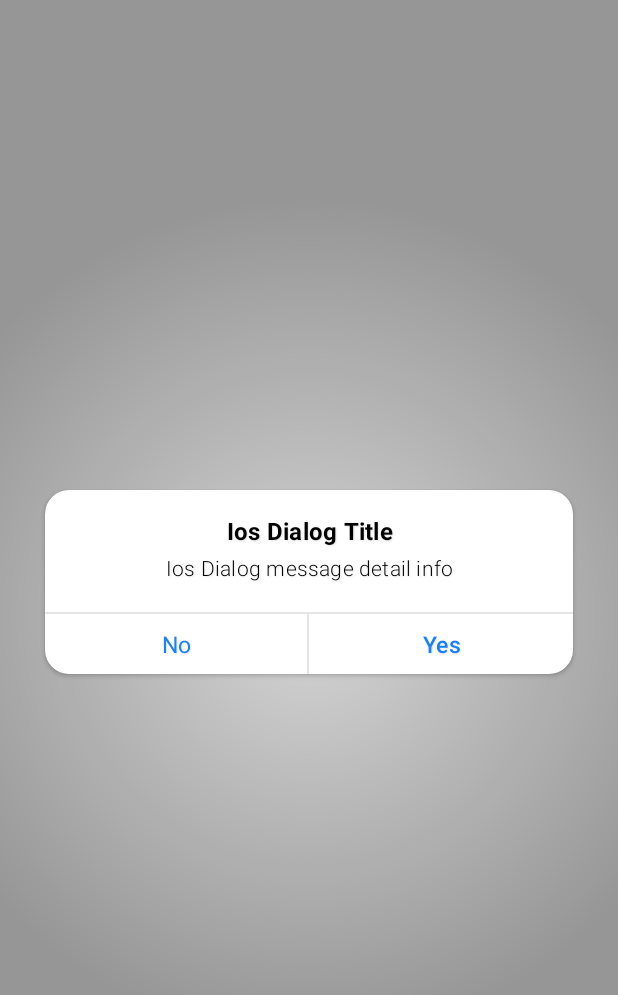
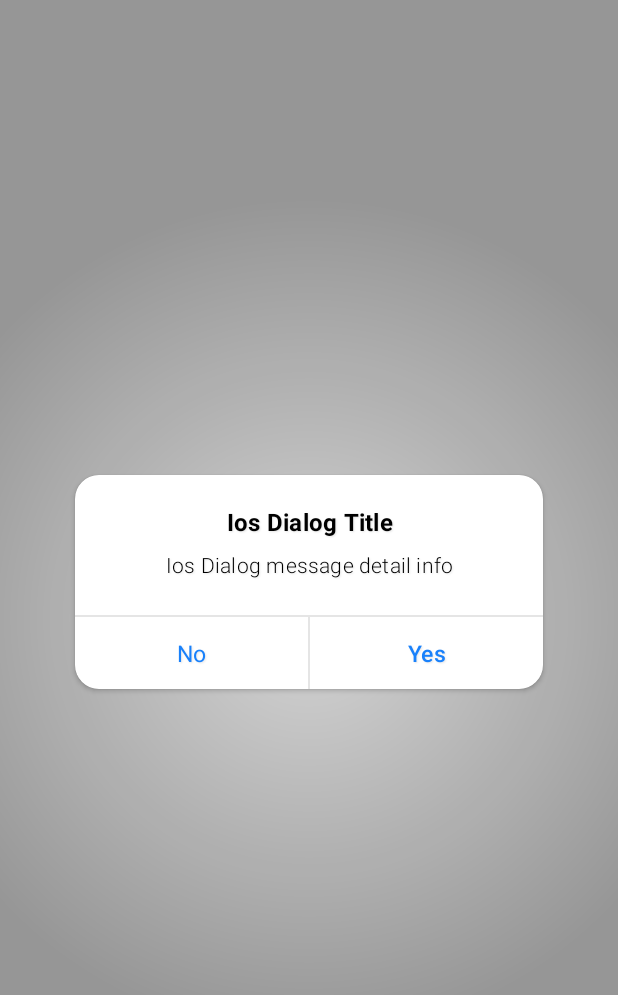
Before and after one commit to varunjohn/iOSDialogs4Android, an Android app: the layout activity_iosdialog.xml on its own in the app's theme, with its tools: preview values and no code run, on a phone screen of 412 x 824 dp. Shown: the top 995 px of the screen. Run offline under Robolectric (Android 15) with nearby library versions, the phone set to English and light mode, and no system bars.

```diff
--- a/app/src/main/res/values/strings.xml
+++ b/app/src/main/res/values/strings.xml
@@ -1,5 +1,5 @@
 <resources>
     <string name="app_name">DialogIOS</string>
-    <string name="google_info">"Google LLC is an American multinational technology company that specializes in Internet-related services and products, which include online advertising technologies, search engine, cloud computing, software, and hardware.\n\nGoogle was founded in 1998 by Larry Page and Sergey Brin while they were Ph.D. students at Stanford University, California. Together, they own about 14 percent of its shares and control 56 percent of the stockholder voting power through supervoting stock. They incorporated Google as a privately held company on September 4, 1998.\n\nAn initial public offering (IPO) took place on August 19, 2004, and Google moved to its new headquarters in Mountain View, California, nicknamed the Googleplex. In August 2015, Google announced plans to reorganize its various interests as a conglomerate called Alphabet Inc. Google, Alphabet's leading subsidiary, will continue to be the umbrella company for Alphabet's Internet interests. Upon completion of the restructure, Sundar Pichai was appointed CEO of Google, replacing Larry Page, who became the CEO of Alphabet."</string>
+    <string name="description">"Android is a mobile operating system based on a modified version of the Linux kernel and other open source software, designed primarily for touchscreen mobile devices such as smartphones and tablets. \n\nAndroid is developed by a consortium of developers known as the Open Handset Alliance, with the main contributor and commercial marketer being Google. \n\nInitially developed by Android Inc., which Google bought in 2005, Android was unveiled in 2007, with the first commercial Android device launched in September 2008. The current stable version is Android 10, released on September 3, 2019. The core Android source code is known as Android Open Source Project (AOSP), which is primarily licensed under the Apache License. This has allowed variants of Android to be developed on a range of other electronics, such as game consoles, digital cameras, PCs and others, each with a specialized user interface. Some well known derivatives include Android TV for televisions and Wear OS for wearables, both developed by Google."</string>
     <string name="dialog_message">An Android library for iOS like dialogs. You\'ll get a lot options to customize. Would you like to use it?</string>
 </resources>
--- a/iosdialogs4android/build.gradle
+++ b/iosdialogs4android/build.gradle
@@ -51,6 +51,11 @@ dependencies {
     implementation 'com.android.support:design:27.1.1'
     implementation 'com.android.support:cardview-v7:27.1.1'
     implementation 'com.android.support.constraint:constraint-layout:1.1.2'
+
+//    implementation 'androidx.appcompat:appcompat:1.1.0'
+//    implementation 'androidx.cardview:cardview:1.0.0'
+//    implementation 'androidx.constraintlayout:constraintlayout:1.1.3'
+//    implementation 'androidx.recyclerview:recyclerview:1.1.0'
 }
 
 apply from: 'https://raw.githubusercontent.com/nuuneoi/JCenter/master/installv1.gradle'
--- a/iosdialogs4android/src/main/AndroidManifest.xml
+++ b/iosdialogs4android/src/main/AndroidManifest.xml
@@ -3,8 +3,8 @@
 
     <application>
         <activity
-            android:name=".IOSDialogActivity"
-            android:launchMode="singleInstance"
+            android:name=".IOSDialogView"
+            android:launchMode="singleTop"
             android:theme="@style/AppThemeIosDialog"></activity>
     </application>
 
--- a/iosdialogs4android/src/main/res/drawable/ios_dialog.xml
+++ b/iosdialogs4android/src/main/res/drawable/ios_dialog.xml
@@ -1,10 +1,5 @@
 <?xml version="1.0" encoding="utf-8"?>
 <shape xmlns:android="http://schemas.android.com/apk/res/android">
-    <!--<gradient-->
-    <!--android:endColor="#20000000"-->
-    <!--android:gradientRadius="280dp"-->
-    <!--android:startColor="#05000000"-->
-    <!--android:type="radial" />-->
     <gradient
         android:endColor="#20FFFFFF"
         android:gradientRadius="280dp"
--- a/iosdialogs4android/src/main/res/layout/activity_iosdialog.xml
+++ b/iosdialogs4android/src/main/res/layout/activity_iosdialog.xml
@@ -1,12 +1,12 @@
 <?xml version="1.0" encoding="utf-8"?>
-<android.support.constraint.ConstraintLayout xmlns:android="http://schemas.android.com/apk/res/android"
+<FrameLayout xmlns:android="http://schemas.android.com/apk/res/android"
     xmlns:app="http://schemas.android.com/apk/res-auto"
     xmlns:tools="http://schemas.android.com/tools"
     android:id="@+id/layoutContent"
     android:layout_width="match_parent"
     android:layout_height="match_parent"
     android:background="@drawable/ios_dialog_bg"
-    tools:context=".IOSDialogActivity">
+    tools:context=".IOSDialogView">
 
     <LinearLayout
         android:layout_width="match_parent"
@@ -22,7 +22,7 @@
             style="@style/CardViewMembershipDialog"
             android:layout_width="match_parent"
             android:layout_height="wrap_content"
-            android:layout_margin="28dp"
+            android:layout_margin="48dp"
             android:clickable="true"
             android:orientation="vertical"
             app:cardBackgroundColor="@android:color/white">
@@ -36,21 +36,23 @@
 
                 <LinearLayout
                     android:layout_width="match_parent"
-                    android:layout_height="wrap_content"
-                    android:layout_marginLeft="4dp"
-                    android:layout_marginRight="4dp"
+                    android:layout_height="0dp"
+                    android:layout_weight="1"
                     android:orientation="vertical"
-                    android:padding="16dp">
+                    android:paddingTop="20dp">
 
                     <TextView
                         android:id="@+id/textViewTitle"
                         android:layout_width="match_parent"
                         android:layout_height="wrap_content"
+                        android:layout_marginBottom="8dp"
                         android:ellipsize="end"
                         android:fontFamily="sans-serif"
                         android:gravity="center"
                         android:letterSpacing="@dimen/text_medium_letter_spacing"
                         android:lineSpacingExtra="@dimen/line_spacing_extra_title"
+                        android:paddingLeft="20dp"
+                        android:paddingRight="20dp"
                         android:shadowColor="@color/text_shadow"
                         android:shadowDx="1"
                         android:shadowDy="1"
@@ -60,17 +62,23 @@
                         android:textStyle="bold"
                         tools:text="Ios Dialog Title" />
 
+                    <ScrollView
+                        android:layout_width="match_parent"
+                        android:layout_height="wrap_content"
+                        android:scrollbars="vertical">
+
                         <TextView
                             android:id="@+id/textViewMessage"
                             android:layout_width="match_parent"
                             android:layout_height="wrap_content"
-                        android:layout_marginTop="4dp"
                             android:ellipsize="end"
                             android:fontFamily="sans-serif-light"
                             android:gravity="center"
                             android:letterSpacing="@dimen/text_medium_letter_spacing"
                             android:lineSpacingExtra="@dimen/line_spacing_extra_title"
-                        android:paddingBottom="4dp"
+                            android:paddingLeft="20dp"
+                            android:paddingRight="20dp"
+                            android:paddingBottom="24dp"
                             android:shadowColor="@color/text_shadow"
                             android:shadowDx="1"
                             android:shadowDy="1"
@@ -78,8 +86,20 @@
                             android:textColor="@color/title_ios_dialog"
                             android:textSize="14sp"
                             tools:text="Ios Dialog message detail info" />
+                    </ScrollView>
 
                 </LinearLayout>
+
+                <LinearLayout
+                    android:layout_width="match_parent"
+                    android:layout_height="wrap_content"
+                    android:orientation="vertical">
+
+                    <LinearLayout
+                        android:id="@+id/layout2Options"
+                        android:layout_width="match_parent"
+                        android:layout_height="wrap_content"
+                        android:orientation="vertical">
 
                         <View
                             android:layout_width="match_parent"
@@ -88,12 +108,12 @@
 
                         <LinearLayout
                             android:layout_width="match_parent"
-                    android:layout_height="40dp"
+                            android:layout_height="48dp"
                             android:orientation="horizontal">
 
                             <LinearLayout
                                 android:id="@+id/layoutNegative"
-                        android:layout_width="match_parent"
+                                android:layout_width="0dp"
                                 android:layout_height="match_parent"
                                 android:layout_weight="1"
                                 android:orientation="horizontal">
@@ -102,14 +122,13 @@
                                     android:id="@+id/textViewNegative"
                                     android:layout_width="match_parent"
                                     android:layout_height="match_parent"
-                            android:layout_weight="1"
                                     android:background="@drawable/click_highlight"
                                     android:clickable="true"
                                     android:focusable="true"
                                     android:fontFamily="sans-serif"
                                     android:gravity="center"
                                     android:letterSpacing="@dimen/text_medium_letter_spacing"
-                            android:lines="1"
+                                    android:maxLines="1"
                                     android:shadowColor="@color/text_shadow"
                                     android:shadowDx="1"
                                     android:shadowDy="1"
@@ -118,16 +137,16 @@
                                     android:textColor="@color/action_button_ios_dialog"
                                     android:textSize="15sp" />
 
+                            </LinearLayout>
+
                             <View
                                 android:layout_width="1dp"
                                 android:layout_height="match_parent"
                                 android:background="@color/separator_ios_dialog" />
 
-                    </LinearLayout>
-
                             <LinearLayout
                                 android:id="@+id/layoutPositive"
-                        android:layout_width="match_parent"
+                                android:layout_width="0dp"
                                 android:layout_height="match_parent"
                                 android:layout_weight="1"
                                 android:orientation="horizontal">
@@ -142,7 +161,7 @@
                                     android:fontFamily="sans-serif-medium"
                                     android:gravity="center"
                                     android:letterSpacing="@dimen/text_medium_letter_spacing"
-                            android:lines="1"
+                                    android:maxLines="1"
                                     android:shadowColor="@color/text_shadow"
                                     android:shadowDx="1"
                                     android:shadowDy="1"
@@ -150,6 +169,17 @@
                                     android:text="Yes"
                                     android:textColor="@color/action_button_ios_dialog"
                                     android:textSize="15sp" />
+                            </LinearLayout>
+
+                        </LinearLayout>
+                    </LinearLayout>
+
+                    <LinearLayout
+                        android:id="@+id/layoutMultipleOptions"
+                        android:layout_width="match_parent"
+                        android:layout_height="wrap_content"
+                        android:orientation="vertical"
+                        android:visibility="gone">
 
                     </LinearLayout>
                 </LinearLayout>
@@ -157,4 +187,4 @@
         </android.support.v7.widget.CardView>
     </LinearLayout>
 
-</android.support.constraint.ConstraintLayout>
+</FrameLayout>
--- a/iosdialogs4android/src/main/res/values/colors.xml
+++ b/iosdialogs4android/src/main/res/values/colors.xml
@@ -9,8 +9,9 @@
 
     <color name="title_ios_dialog">#000000</color>
     <color name="message_ios_dialog">#020202</color>
-    <!--<color name="action_button_ios_dialog">#E64591f0</color>-->
+
     <color name="action_button_ios_dialog">#1981fb</color>
+    <color name="action_button_negative_ios_dialog">#FA3826</color>
 
     <color name="separator_ios_dialog">#1A000000</color>
     <color name="highlight_ios_dialog">#0F000000</color>
```
Also changed, not shown: app/src/main/java/com/varunjohn1990/dialog_ios/DemoActivity.java (+40 -6 lines), app/src/main/res/layout/activity_demo.xml (+11 -30 lines), iosdialogs4android/src/main/java/com/varunjohn1990/iosdialogs4android/IOSDialog.java (+38 -4 lines), iosdialogs4android/src/main/java/com/varunjohn1990/iosdialogs4android/IOSDialogActivity.java (deleted, +0 -161 lines), iosdialogs4android/src/main/java/com/varunjohn1990/iosdialogs4android/IOSDialogButton.java (added, +44 -0 lines), iosdialogs4android/src/main/java/com/varunjohn1990/iosdialogs4android/IOSDialogMultiOptionsListeners.java (added, +7 -0 lines), iosdialogs4android/src/main/java/com/varunjohn1990/iosdialogs4android/IOSDialogView.java (added, +228 -0 lines). Lines whose indentation alone changed are shown as unchanged.
